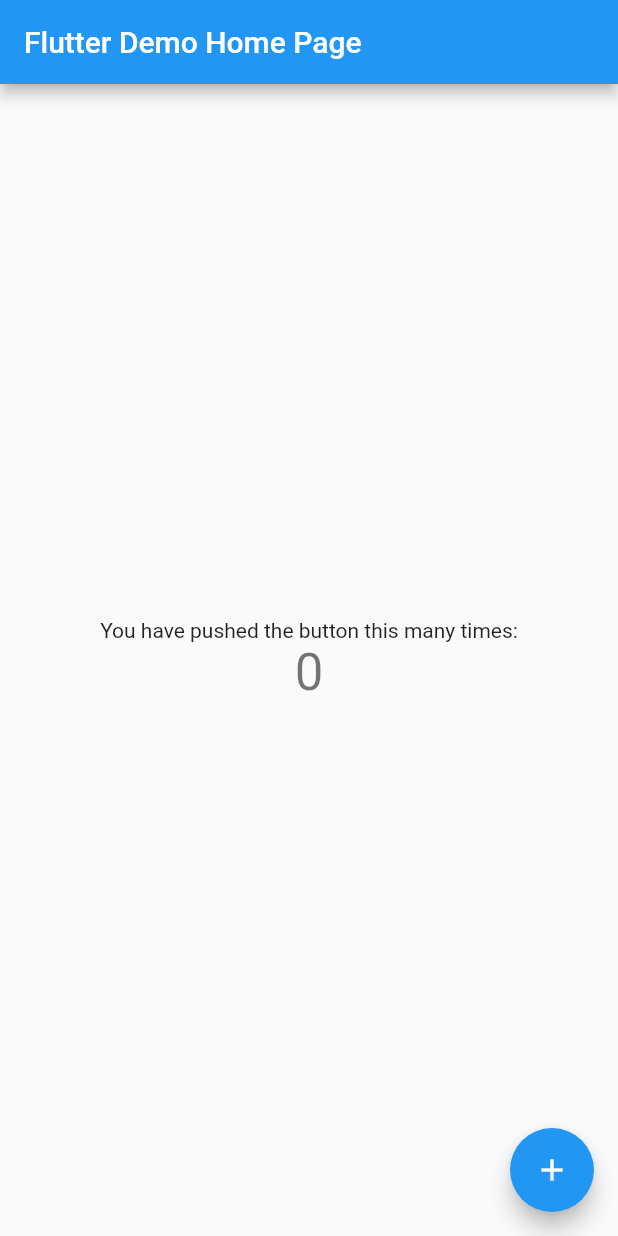
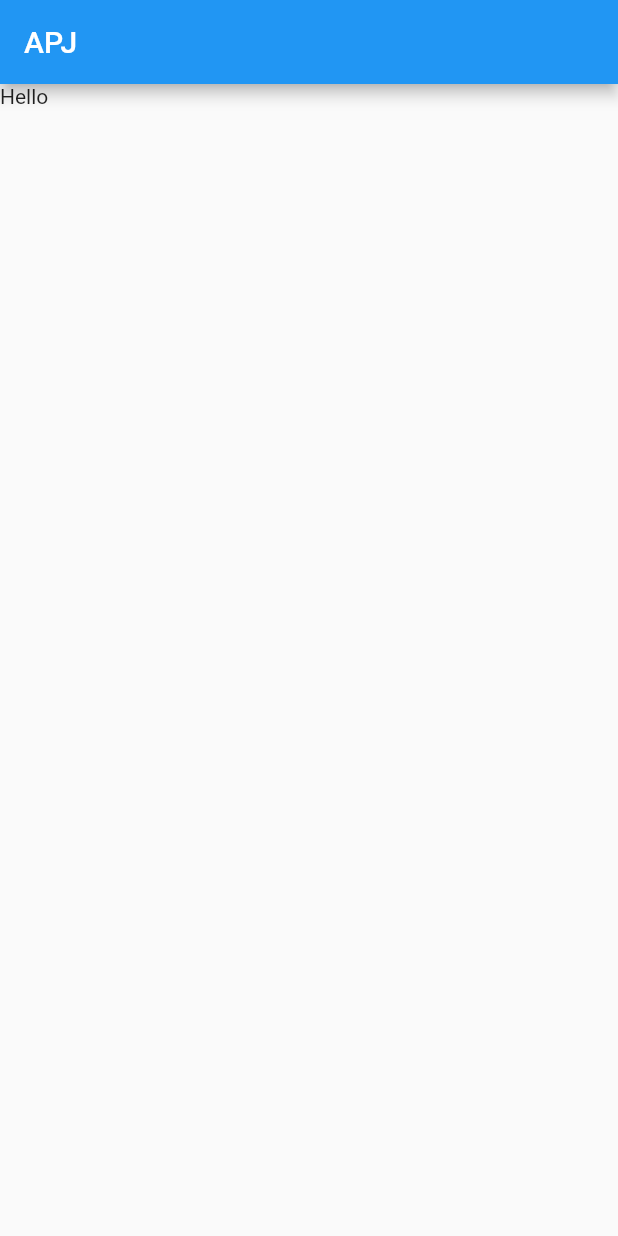
Before and after one commit to joiddev/android_APP, a Flutter app: the screen it shows after launch, on a phone screen of 412 x 824 dp. Run offline on Flutter 3.47's test engine with Material 2 defaults, Android fonts, the phone set to English and light mode, and no system bars.

Commit message:
Scaffold,widget

```diff
--- a/lib/main.dart
+++ b/lib/main.dart
@@ -1,115 +1,15 @@
 import 'package:flutter/material.dart';
 
 void main() {
-  runApp(const MyApp());
+  var app = MaterialApp(
+    title: "My App",
+    home: Scaffold(
+      appBar: AppBar(
+        title: Text("APJ"),
+      ),
+      body: Text("Hello") ,
+    ),
+  );
+
+  runApp(app);
 }
-
-class MyApp extends StatelessWidget {
-  const MyApp({Key? key}) : super(key: key);
-
-  // This widget is the root of your application.
-  @override
-  Widget build(BuildContext context) {
-    return MaterialApp(
-      title: 'Flutter Demo',
-      theme: ThemeData(
-        // This is the theme of your application.
-        //
-        // Try running your application with "flutter run". You'll see the
-        // application has a blue toolbar. Then, without quitting the app, try
-        // changing the primarySwatch below to Colors.green and then invoke
-        // "hot reload" (press "r" in the console where you ran "flutter run",
-        // or simply save your changes to "hot reload" in a Flutter IDE).
-        // Notice that the counter didn't reset back to zero; the application
-        // is not restarted.
-        primarySwatch: Colors.blue,
-      ),
-      home: const MyHomePage(title: 'Flutter Demo Home Page'),
-    );
-  }
-}
-
-class MyHomePage extends StatefulWidget {
-  const MyHomePage({Key? key, required this.title}) : super(key: key);
-
-  // This widget is the home page of your application. It is stateful, meaning
-  // that it has a State object (defined below) that contains fields that affect
-  // how it looks.
-
-  // This class is the configuration for the state. It holds the values (in this
-  // case the title) provided by the parent (in this case the App widget) and
-  // used by the build method of the State. Fields in a Widget subclass are
-  // always marked "final".
-
-  final String title;
-
-  @override
-  State<MyHomePage> createState() => _MyHomePageState();
-}
-
-class _MyHomePageState extends State<MyHomePage> {
-  int _counter = 0;
-
-  void _incrementCounter() {
-    setState(() {
-      // This call to setState tells the Flutter framework that something has
-      // changed in this State, which causes it to rerun the build method below
-      // so that the display can reflect the updated values. If we changed
-      // _counter without calling setState(), then the build method would not be
-      // called again, and so nothing would appear to happen.
-      _counter++;
-    });
-  }
-
-  @override
-  Widget build(BuildContext context) {
-    // This method is rerun every time setState is called, for instance as done
-    // by the _incrementCounter method above.
-    //
-    // The Flutter framework has been optimized to make rerunning build methods
-    // fast, so that you can just rebuild anything that needs updating rather
-    // than having to individually change instances of widgets.
-    return Scaffold(
-      appBar: AppBar(
-        // Here we take the value from the MyHomePage object that was created by
-        // the App.build method, and use it to set our appbar title.
-        title: Text(widget.title),
-      ),
-      body: Center(
-        // Center is a layout widget. It takes a single child and positions it
-        // in the middle of the parent.
-        child: Column(
-          // Column is also a layout widget. It takes a list of children and
-          // arranges them vertically. By default, it sizes itself to fit its
-          // children horizontally, and tries to be as tall as its parent.
-          //
-          // Invoke "debug painting" (press "p" in the console, choose the
-          // "Toggle Debug Paint" action from the Flutter Inspector in Android
-          // Studio, or the "Toggle Debug Paint" command in Visual Studio Code)
-          // to see the wireframe for each widget.
-          //
-          // Column has various properties to control how it sizes itself and
-          // how it positions its children. Here we use mainAxisAlignment to
-          // center the children vertically; the main axis here is the vertical
-          // axis because Columns are vertical (the cross axis would be
-          // horizontal).
-          mainAxisAlignment: MainAxisAlignment.center,
-          children: <Widget>[
-            const Text(
-              'You have pushed the button this many times:',
-            ),
-            Text(
-              '$_counter',
-              style: Theme.of(context).textTheme.headline4,
-            ),
-          ],
-        ),
-      ),
-      floatingActionButton: FloatingActionButton(
-        onPressed: _incrementCounter,
-        tooltip: 'Increment',
-        child: const Icon(Icons.add),
-      ), // This trailing comma makes auto-formatting nicer for build methods.
-    );
-  }
-}
```
